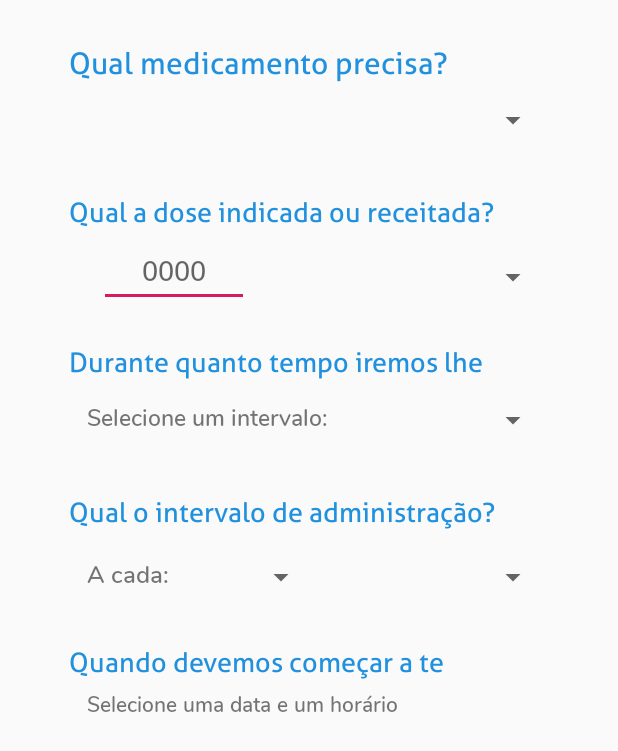
After one commit to g-iori/medplan_backend, an Android app: the layout dialog_novo_lembrete.xml on its own in the app's theme, with its tools: preview values and no code run, on a phone screen of 412 x 824 dp. The commit adds this screen. Shown: the top 751 px of the screen. Run offline under Robolectric (Android 15) with nearby library versions, the phone set to English and light mode, and no system bars; network calls fail.

Commit message:
versao 0.8

```diff
--- a/app/build.gradle
+++ b/app/build.gradle
@@ -6,7 +6,7 @@ android {
     useLibrary('org.apache.http.legacy')
     defaultConfig {
         applicationId "com.ifsp.medplan"
-        minSdkVersion 15
+        minSdkVersion 23
         targetSdkVersion 29
         versionCode 1
         versionName "1.0"
@@ -37,5 +37,7 @@ dependencies {
     implementation 'com.android.volley:volley:1.1.0'
     implementation 'com.android.support:recyclerview-v7:29.0.2'
     implementation 'com.github.bumptech.glide:glide:4.2.0'
+    implementation 'com.android.support:design:29.0.2-rc01'
+    implementation 'de.hdodenhof:circleimageview:2.2.0'
     //annotationProcessor 'com.github.bumptech.glide:compiler:4.2.0'
 }
--- a/app/src/main/AndroidManifest.xml
+++ b/app/src/main/AndroidManifest.xml
@@ -12,7 +12,8 @@
         android:supportsRtl="true"
         android:theme="@style/AppTheme"
         android:usesCleartextTraffic="true">
-        <activity android:name=".activity.HomeActivity"></activity>
+        <activity android:name=".activity.LembreteAddActivity"></activity>
+        <activity android:name=".activity.HomeActivity" />
         <activity android:name=".activity.CadastroActivity" />
         <activity android:name=".activity.MainActivity" />
         <activity android:name=".activity.LoginActivity">
--- a/app/src/main/java/com/ifsp/medplan/activity/FragmentLembrete.java
+++ b/app/src/main/java/com/ifsp/medplan/activity/FragmentLembrete.java
@@ -1,7 +1,6 @@
 package com.ifsp.medplan.activity;
 
 import android.os.Bundle;
-import android.os.StrictMode;
 import android.view.LayoutInflater;
 import android.view.View;
 import android.view.ViewGroup;
@@ -10,6 +9,7 @@ import android.widget.Toast;
 import androidx.annotation.NonNull;
 import androidx.annotation.Nullable;
 import androidx.fragment.app.Fragment;
+import androidx.recyclerview.widget.ItemTouchHelper;
 import androidx.recyclerview.widget.LinearLayoutManager;
 import androidx.recyclerview.widget.RecyclerView;
 
@@ -25,6 +25,7 @@ import org.json.JSONArray;
 import org.json.JSONException;
 import org.json.JSONObject;
 
+import java.nio.channels.InterruptedByTimeoutException;
 import java.util.ArrayList;
 import java.util.List;
 
@@ -50,7 +51,7 @@ public class FragmentLembrete extends Fragment {
 
         return v;
     }
-    private void loadLembretes() {
+    public void loadLembretes() {
         StringRequest stringRequest = new StringRequest(Request.Method.GET, LEMBRETE_URL,
                 new Response.Listener<String>() {
                     @Override
@@ -66,7 +67,7 @@ public class FragmentLembrete extends Fragment {
                                 lstLembretes.add(new Lembretes(nome_medicamento, dose_lemb, tipo_medicamento, adm_lemb+" em "+adm_lemb+" horas"));
                             }
                             myrecyclerview = (RecyclerView) v.findViewById(R.id.lembrete_rv);
-                            RecyclerViewAdapter recyclerViewAdapter = new RecyclerViewAdapter(getContext(), lstLembretes);
+                            RecyclerViewAdapter recyclerViewAdapter = new RecyclerViewAdapter(getContext(), (ArrayList<Lembretes>) lstLembretes);
                             myrecyclerview.setLayoutManager(new LinearLayoutManager(getActivity()));
                             myrecyclerview.setAdapter(recyclerViewAdapter);
                         } catch (JSONException e) {
@@ -84,4 +85,5 @@ public class FragmentLembrete extends Fragment {
         Volley.newRequestQueue(getActivity()).add(stringRequest);
     }
 
+
 }
--- a/app/src/main/java/com/ifsp/medplan/activity/HomeActivity.java
+++ b/app/src/main/java/com/ifsp/medplan/activity/HomeActivity.java
@@ -44,8 +44,8 @@ public class HomeActivity extends AppCompatActivity {
         adapter.AddFragment(new FragmentCesta(), "Cesta");
         viewPager.setAdapter(adapter);
         tabLayout.setupWithViewPager(viewPager);
-
     }
 
 
+
 }
--- /dev/null
+++ b/app/src/main/java/com/ifsp/medplan/activity/LembreteAddActivity.java
@@ -0,0 +1,16 @@
+package com.ifsp.medplan.activity;
+
+import androidx.appcompat.app.AppCompatActivity;
+
+import android.os.Bundle;
+
+import com.ifsp.medplan.R;
+
+public class LembreteAddActivity extends AppCompatActivity {
+
+    @Override
+    protected void onCreate(Bundle savedInstanceState) {
+        super.onCreate(savedInstanceState);
+        setContentView(R.layout.activity_lembrete_add);
+    }
+}
--- a/app/src/main/java/com/ifsp/medplan/adapter/RecyclerViewAdapter.java
+++ b/app/src/main/java/com/ifsp/medplan/adapter/RecyclerViewAdapter.java
@@ -1,27 +1,35 @@
 package com.ifsp.medplan.adapter;
 
+import android.app.Dialog;
 import android.content.Context;
+import android.content.Intent;
+import android.util.Log;
 import android.view.LayoutInflater;
 import android.view.View;
 import android.view.ViewGroup;
-import android.widget.ImageView;
+import android.widget.LinearLayout;
+import android.widget.RelativeLayout;
 import android.widget.TextView;
+import android.widget.Toast;
 
 import androidx.annotation.NonNull;
 import androidx.recyclerview.widget.RecyclerView;
 
+import com.android.volley.Response;
 import com.ifsp.medplan.R;
 import com.ifsp.medplan.activity.Lembretes;
 
+import java.util.ArrayList;
 import java.util.List;
 
+
 public class RecyclerViewAdapter extends RecyclerView.Adapter<RecyclerViewAdapter.MyViewHolder> {
+    private Context mContext;
+    private ArrayList<Lembretes> mData;
+    Dialog myDialog;
 
-    Context mContext;
-    List<Lembretes> mData;
-
-    public RecyclerViewAdapter(Context mContext, List<Lembretes> mData) {
-        this.mContext = mContext;
+    public RecyclerViewAdapter(Context context, ArrayList<Lembretes> mData) {
+        this.mContext = context;
         this.mData = mData;
     }
 
@@ -29,9 +37,22 @@ public class RecyclerViewAdapter extends RecyclerView.Adapter<RecyclerViewAdapte
     @Override
     public MyViewHolder onCreateViewHolder(@NonNull ViewGroup parent, int viewType) {
         View v;
-        v = LayoutInflater.from(mContext).inflate(R.layout.lembrete_med, parent, false);
+        v = LayoutInflater.from(parent.getContext()).inflate(R.layout.lembrete_med, parent, false);
         MyViewHolder vHolder = new MyViewHolder(v);
-        return vHolder;
+
+        myDialog = new Dialog(mContext);
+        myDialog.setContentView(R.layout.dialog_novo_lembrete);
+
+
+
+        vHolder.item_lembrete.setOnClickListener(new View.OnClickListener() {
+            @Override
+            public void onClick(View v) {
+                Toast.makeText(mContext, "Test Click"+String.valueOf(vHolder.getAdapterPosition()),Toast.LENGTH_SHORT).show();
+                myDialog.show();
+            }
+        });
+        return  vHolder;
     }
 
     @Override
@@ -41,27 +62,35 @@ public class RecyclerViewAdapter extends RecyclerView.Adapter<RecyclerViewAdapte
         holder.horario_med.setText(mData.get(position).getHorario_med());
         holder.adm_med.setText(mData.get(position).getAdm_med());
         //holder.img_tipo.setImageResource(mData.get(position).getTipo_med());
+
     }
 
     @Override
     public int getItemCount() {
+
         return mData.size();
     }
 
-    public static class MyViewHolder extends RecyclerView.ViewHolder{
+    public class MyViewHolder extends RecyclerView.ViewHolder{
         private TextView nome_med;
         private TextView dosagem_med;
         private TextView horario_med;
         private TextView adm_med;
+        private LinearLayout item_lembrete;
+        RelativeLayout lembreteLayout;
+
         //private ImageView img_tipo;
-        public MyViewHolder (View itemView){
+        public MyViewHolder(View itemView) {
             super(itemView);
 
+            item_lembrete = (LinearLayout) itemView.findViewById(R.id.item_lembrete);
             //img_tipo = itemView.findViewById(R.id.tipo_med);
             nome_med = itemView.findViewById(R.id.nome_med);
             dosagem_med = itemView.findViewById(R.id.dosagem_med);
             horario_med = itemView.findViewById(R.id.tipo_med);
             adm_med = itemView.findViewById(R.id.adm_med);
+            lembreteLayout = itemView.findViewById(R.id.lembrete_rv);
+
         }
     }
 }
--- /dev/null
+++ b/app/src/main/res/drawable/ic_delete.xml
@@ -0,0 +1,8 @@
+<?xml version="1.0" encoding="utf-8"?>
+<selector xmlns:android="http://schemas.android.com/apk/res/android">
+    <vector android:height="24dp" android:tint="#FFFFFF"
+        android:viewportHeight="24.0" android:viewportWidth="24.0"
+        android:width="24dp" xmlns:android="http://schemas.android.com/apk/res/android">
+        <path android:fillColor="#FF000000" android:pathData="M6,19c0,1.1 0.9,2 2,2h8c1.1,0 2,-0.9 2,-2V7H6v12zM19,4h-3.5l-1,-1h-5l-1,1H5v2h14V4z"/>
+    </vector>
+</selector>
--- /dev/null
+++ b/app/src/main/res/layout/activity_lembrete_add.xml
@@ -0,0 +1,9 @@
+<?xml version="1.0" encoding="utf-8"?>
+<androidx.constraintlayout.widget.ConstraintLayout xmlns:android="http://schemas.android.com/apk/res/android"
+    xmlns:app="http://schemas.android.com/apk/res-auto"
+    xmlns:tools="http://schemas.android.com/tools"
+    android:layout_width="match_parent"
+    android:layout_height="match_parent"
+    tools:context=".activity.LembreteAddActivity">
+
+</androidx.constraintlayout.widget.ConstraintLayout>
--- /dev/null
+++ b/app/src/main/res/layout/dialog_novo_lembrete.xml
@@ -0,0 +1,251 @@
+<?xml version="1.0" encoding="utf-8"?>
+<RelativeLayout xmlns:android="http://schemas.android.com/apk/res/android"
+    xmlns:mask="http://schemas.android.com/apk/res-auto"
+    android:layout_width="match_parent"
+    android:layout_height="match_parent">
+
+
+    <RelativeLayout
+        android:layout_width="320dp"
+        android:layout_height="80dp"
+        android:layout_centerHorizontal="true"
+        android:layout_marginTop="30dp"
+        android:id="@+id/rl_Medicamento">
+
+        <TextView
+            android:id="@+id/textMedicamentoNome"
+            android:layout_width="wrap_content"
+            android:layout_height="wrap_content"
+            android:text="Qual medicamento precisa?"
+            android:fontFamily="@font/regular"
+            android:textColor="@color/PillLightBlue"
+            android:textSize="20sp"
+            android:layout_alignParentTop="true"
+            android:layout_alignParentLeft="true"/>
+
+        <Spinner
+            android:id="@+id/spinnerMedicamento"
+            android:layout_width="340dp"
+            android:layout_height="60dp"
+            android:layout_marginTop="16dp"
+            android:layout_centerHorizontal="true"
+            android:spinnerMode="dropdown"
+            android:ellipsize="start"
+            android:gravity="center_vertical"
+            android:paddingStart="50dp"
+            android:textAllCaps="true"
+            android:layout_alignParentBottom="true"
+            android:layout_alignParentStart="true"
+            android:layout_alignParentLeft="true"
+            android:paddingLeft="50dp" />
+
+        <ImageView
+            android:layout_width="wrap_content"
+            android:layout_height="wrap_content"
+            android:layout_alignParentLeft="true"
+            android:layout_marginTop="50dp"
+            android:layout_marginLeft="16dp"/>
+        />
+    </RelativeLayout>
+
+    <RelativeLayout
+        android:layout_width="320dp"
+        android:layout_height="80dp"
+        android:layout_centerHorizontal="true"
+        android:layout_marginTop="20dp"
+        android:id="@+id/rl_Dosagem"
+        android:layout_below="@id/rl_Medicamento">
+
+        <TextView
+            android:id="@+id/textDosagem"
+            android:layout_width="wrap_content"
+            android:layout_height="wrap_content"
+            android:text="Qual a dose indicada ou receitada?"
+            android:fontFamily="@font/regular"
+            android:textColor="@color/PillLightBlue"
+            android:textSize="18sp"
+            android:layout_alignParentTop="true"
+            android:layout_alignParentLeft="true"/>
+
+        <EditText
+            android:layout_width="100dp"
+            android:layout_height="wrap_content"
+            android:layout_alignParentStart="true"
+            android:hint="0000"
+            android:gravity="center"
+            android:fontFamily="@font/semibold"
+            android:textSize="18sp"
+            android:layout_alignParentBottom="true"
+            android:layout_marginBottom="5dp"
+            android:layout_marginLeft="20dp"
+            android:layout_alignParentLeft="true" />
+
+        <Spinner
+            android:id="@+id/spinnerTipoMed"
+            android:layout_width="150dp"
+            android:layout_height="50dp"
+            android:layout_marginTop="16dp"
+            android:layout_centerHorizontal="true"
+            android:spinnerMode="dropdown"
+            android:ellipsize="start"
+            android:gravity="center_vertical"
+            android:paddingLeft="50dp"
+            android:textAllCaps="true"
+            android:layout_alignParentBottom="true"
+            android:layout_alignParentRight="true"/>
+
+        />
+    </RelativeLayout>
+
+    <RelativeLayout
+        android:layout_width="320dp"
+        android:layout_height="80dp"
+        android:layout_centerHorizontal="true"
+        android:layout_marginTop="20dp"
+        android:id="@+id/rl_Intervalo"
+        android:layout_below="@id/rl_Dosagem">
+
+        <TextView
+            android:id="@+id/textIntervalo"
+            android:layout_width="wrap_content"
+            android:layout_height="wrap_content"
+            android:text="Durante quanto tempo iremos lhe lembrar?"
+            android:fontFamily="@font/regular"
+            android:textColor="@color/PillLightBlue"
+            android:textSize="18sp"
+            android:maxLines="1"
+            android:layout_alignParentTop="true"
+            android:layout_alignParentLeft="true"/>
+
+        <TextView
+            android:layout_width="wrap_content"
+            android:layout_height="wrap_content"
+            android:layout_alignParentStart="true"
+            android:text="Selecione um intervalo:"
+            android:fontFamily="@font/semibold"
+            android:textSize="15sp"
+            android:layout_alignParentBottom="true"
+            android:layout_marginBottom="20dp"
+            android:paddingLeft="12dp"
+            android:layout_alignParentLeft="true" />
+
+        <Spinner
+            android:id="@+id/spinnerIntervalo"
+            android:layout_width="150dp"
+            android:layout_height="60dp"
+            android:layout_marginTop="16dp"
+            android:layout_centerHorizontal="true"
+            android:spinnerMode="dropdown"
+            android:ellipsize="start"
+            android:gravity="center_vertical"
+            android:paddingLeft="50dp"
+            android:textAllCaps="true"
+            android:layout_alignParentBottom="true"
+            android:layout_alignParentRight="true"/>
+
+    </RelativeLayout>
+
+    <RelativeLayout
+        android:layout_width="320dp"
+        android:layout_height="80dp"
+        android:layout_centerHorizontal="true"
+        android:layout_marginTop="20dp"
+        android:id="@+id/rl_Adm"
+        android:layout_below="@id/rl_Intervalo">
+
+        <TextView
+            android:id="@+id/textAdm"
+            android:layout_width="wrap_content"
+            android:layout_height="wrap_content"
+            android:text="Qual o intervalo de administração?"
+            android:fontFamily="@font/regular"
+            android:textColor="@color/PillLightBlue"
+            android:textSize="18sp"
+            android:maxLines="1"
+            android:layout_alignParentTop="true"
+            android:layout_alignParentLeft="true"/>
+
+        <TextView
+            android:layout_width="wrap_content"
+            android:layout_height="wrap_content"
+            android:layout_alignParentStart="true"
+            android:text="A cada:"
+            android:fontFamily="@font/semibold"
+            android:textSize="16sp"
+            android:layout_alignParentBottom="true"
+            android:layout_marginBottom="15dp"
+            android:paddingLeft="12dp"
+            android:layout_alignParentLeft="true" />
+
+        <Spinner
+            android:id="@+id/spinnerTempo"
+            android:layout_width="150dp"
+            android:layout_height="50dp"
+            android:layout_marginTop="16dp"
+            android:layout_centerHorizontal="true"
+            android:spinnerMode="dropdown"
+            android:ellipsize="start"
+            android:gravity="center_vertical"
+            android:paddingLeft="50dp"
+            android:textAllCaps="true"
+            android:layout_alignParentBottom="true"
+            android:layout_alignParentRight="true"/>
+
+        <Spinner
+            android:id="@+id/spinnerNumeroTempo"
+            android:layout_width="85dp"
+            android:layout_height="50dp"
+            android:layout_marginTop="16dp"
+            android:spinnerMode="dropdown"
+            android:ellipsize="start"
+            android:textAllCaps="true"
+            android:layout_marginLeft="80dp"
+            android:layout_alignParentBottom="true" />
+    </RelativeLayout>
+
+    <RelativeLayout
+        android:layout_width="320dp"
+        android:layout_height="95dp"
+        android:layout_centerHorizontal="true"
+        android:layout_marginTop="20dp"
+        android:id="@+id/rl_Inicio"
+        android:layout_below="@id/rl_Adm">
+
+        <TextView
+            android:id="@+id/textInicio"
+            android:layout_width="wrap_content"
+            android:layout_height="wrap_content"
+            android:text="Quando devemos começar a te lembrar?"
+            android:fontFamily="@font/regular"
+            android:textColor="@color/PillLightBlue"
+            android:textSize="18sp"
+            android:maxLines="1"
+            android:layout_alignParentTop="true"
+            android:layout_alignParentLeft="true"/>
+
+        <TextView
+            android:layout_width="wrap_content"
+            android:layout_height="wrap_content"
+            android:layout_alignParentStart="true"
+            android:text="Selecione uma data e um horário"
+            android:fontFamily="@font/semibold"
+            android:textSize="14sp"
+            android:layout_alignParentBottom="true"
+            android:layout_marginBottom="45dp"
+            android:paddingLeft="12dp"
+            android:layout_alignParentLeft="true" />
+
+    </RelativeLayout>
+
+    <de.hdodenhof.circleimageview.CircleImageView
+        android:layout_width="80dp"
+        android:layout_height="80dp"
+        android:id="@+id/btnAceitar"
+        android:layout_alignParentLeft="true"
+        android:layout_alignParentBottom="true"
+        android:layout_marginStart="80dp"
+        android:layout_marginBottom="70dp"
+        android:layout_marginLeft="80dp" />
+
+
+</RelativeLayout>
--- a/app/src/main/res/layout/lembrete_med.xml
+++ b/app/src/main/res/layout/lembrete_med.xml
@@ -1,7 +1,9 @@
 <?xml version="1.0" encoding="utf-8"?>
 <LinearLayout xmlns:android="http://schemas.android.com/apk/res/android"
     android:layout_width="match_parent"
-    android:layout_height="wrap_content">
+    android:layout_height="wrap_content"
+    android:id="@+id/item_lembrete">
+
 
     <ImageView
         android:layout_width="70dp"
--- a/app/src/main/res/values/colors.xml
+++ b/app/src/main/res/values/colors.xml
@@ -4,4 +4,9 @@
     <color name="colorPrimaryDark">#00574B</color>
     <color name="colorAccent">#D81B60</color>
     <color name="colorForeground">#000001</color>
+    <color name="LightBlue">#BCE0FD</color>
+    <color name="White">#FFFFFF</color>
+    <color name="PillBlue">#6895B4</color>
+    <color name="PillLightBlue">#2191DE</color>
+    <color name="PillLightBlue2">#86CDE4</color>
 </resources>
```
Also changed, not shown: app/src/main/res/font/bold.ttf (added), app/src/main/res/font/light.ttf (added), app/src/main/res/font/regular.ttf (added), app/src/main/res/font/semibold.ttf (added).
